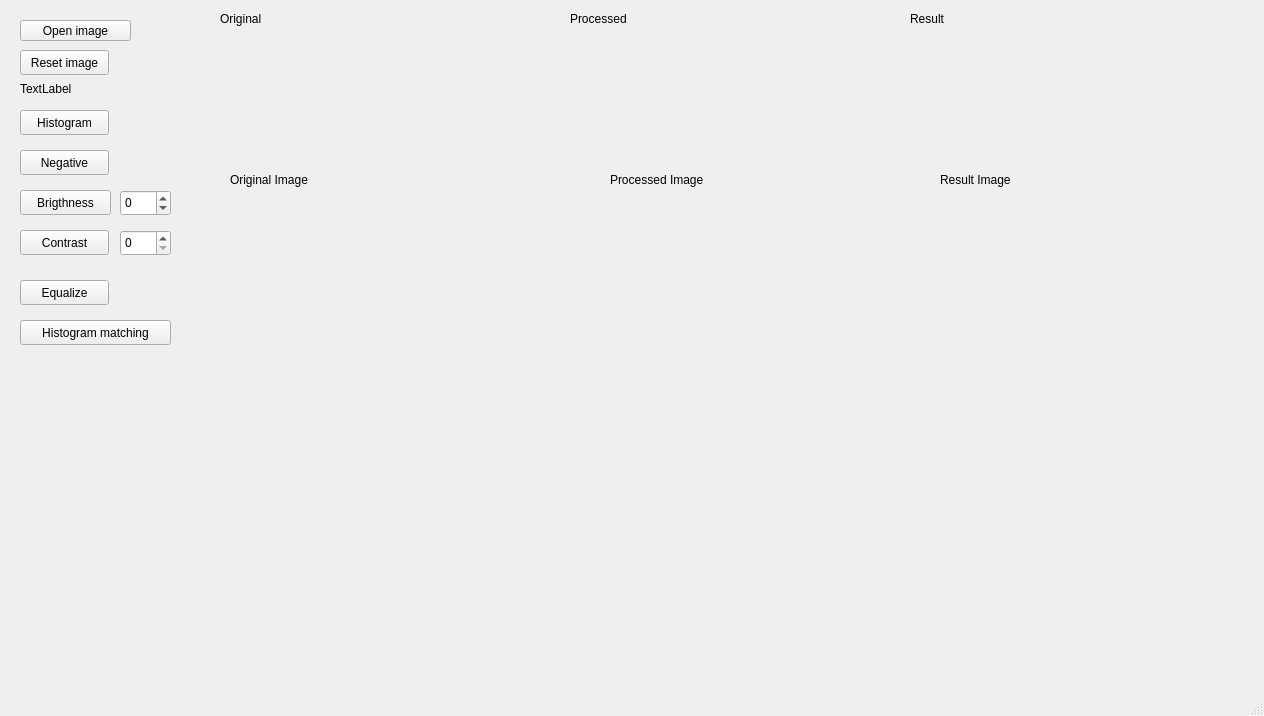
Qt form mainwindow.ui (alumertz/fpi2) before a commit.
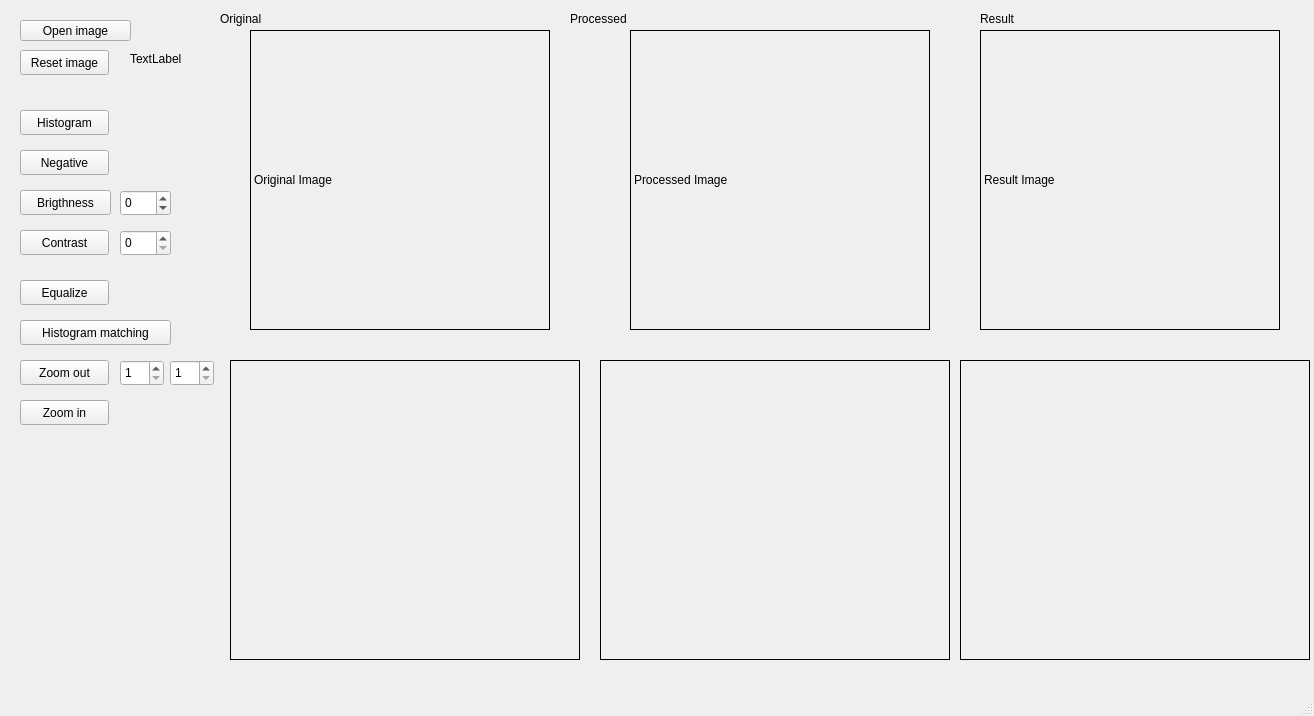
The same form after that commit.

Commit message: Zoom out com bug minimo

What changed in the file:
```diff
--- a/mainwindow.ui
+++ b/mainwindow.ui
@@ -6,7 +6,7 @@
    <rect>
     <x>0</x>
     <y>0</y>
-    <width>1264</width>
+    <width>1314</width>
     <height>716</height>
    </rect>
   </property>
@@ -43,12 +43,15 @@
    <widget class="QLabel" name="oldImage">
     <property name="geometry">
      <rect>
-      <x>230</x>
+      <x>250</x>
       <y>30</y>
       <width>300</width>
       <height>300</height>
      </rect>
     </property>
+    <property name="frameShape">
+     <enum>QFrame::Box</enum>
+    </property>
     <property name="text">
      <string>Original Image</string>
     </property>
@@ -56,12 +59,15 @@
    <widget class="QLabel" name="newImage">
     <property name="geometry">
      <rect>
-      <x>610</x>
+      <x>630</x>
       <y>30</y>
       <width>300</width>
       <height>300</height>
      </rect>
     </property>
+    <property name="frameShape">
+     <enum>QFrame::Box</enum>
+    </property>
     <property name="text">
      <string>Processed Image</string>
     </property>
@@ -146,8 +152,8 @@
    <widget class="QLabel" name="label">
     <property name="geometry">
      <rect>
-      <x>20</x>
-      <y>80</y>
+      <x>130</x>
+      <y>50</y>
       <width>67</width>
       <height>17</height>
      </rect>
@@ -172,23 +178,29 @@
    <widget class="QFrame" name="originalChart">
     <property name="geometry">
      <rect>
-      <x>180</x>
+      <x>230</x>
       <y>360</y>
       <width>350</width>
       <height>300</height>
      </rect>
     </property>
+    <property name="frameShape">
+     <enum>QFrame::Box</enum>
+    </property>
     <layout class="QHBoxLayout" name="horizontalLayout"/>
    </widget>
    <widget class="QFrame" name="newChart">
     <property name="geometry">
      <rect>
-      <x>540</x>
+      <x>600</x>
       <y>360</y>
       <width>350</width>
       <height>300</height>
      </rect>
     </property>
+    <property name="frameShape">
+     <enum>QFrame::Box</enum>
+    </property>
     <layout class="QHBoxLayout" name="horizontalLayout_2"/>
    </widget>
    <widget class="QPushButton" name="equalizeButton">
@@ -233,12 +245,15 @@
    <widget class="QLabel" name="resImage">
     <property name="geometry">
      <rect>
-      <x>940</x>
+      <x>980</x>
       <y>30</y>
       <width>300</width>
       <height>300</height>
      </rect>
     </property>
+    <property name="frameShape">
+     <enum>QFrame::Box</enum>
+    </property>
     <property name="text">
      <string>Result Image</string>
     </property>
@@ -246,18 +261,21 @@
    <widget class="QFrame" name="resChart">
     <property name="geometry">
      <rect>
-      <x>900</x>
+      <x>960</x>
       <y>360</y>
       <width>350</width>
       <height>300</height>
      </rect>
     </property>
+    <property name="frameShape">
+     <enum>QFrame::Box</enum>
+    </property>
     <layout class="QHBoxLayout" name="horizontalLayout_3"/>
    </widget>
    <widget class="QLabel" name="label_4">
     <property name="geometry">
      <rect>
-      <x>910</x>
+      <x>980</x>
       <y>10</y>
       <width>71</width>
       <height>17</height>
@@ -280,6 +298,58 @@
      <string>Histogram matching</string>
     </property>
    </widget>
+   <widget class="QPushButton" name="zoomOutButton">
+    <property name="geometry">
+     <rect>
+      <x>20</x>
+      <y>360</y>
+      <width>89</width>
+      <height>25</height>
+     </rect>
+    </property>
+    <property name="text">
+     <string>Zoom out</string>
+    </property>
+   </widget>
+   <widget class="QSpinBox" name="zoomXbox">
+    <property name="geometry">
+     <rect>
+      <x>120</x>
+      <y>360</y>
+      <width>44</width>
+      <height>26</height>
+     </rect>
+    </property>
+    <property name="minimum">
+     <number>1</number>
+    </property>
+   </widget>
+   <widget class="QSpinBox" name="zoomYbox">
+    <property name="geometry">
+     <rect>
+      <x>170</x>
+      <y>360</y>
+      <width>44</width>
+      <height>26</height>
+     </rect>
+    </property>
+    <property name="minimum">
+     <number>1</number>
+    </property>
+   </widget>
+   <widget class="QPushButton" name="zoomInButton">
+    <property name="geometry">
+     <rect>
+      <x>20</x>
+      <y>400</y>
+      <width>89</width>
+      <height>25</height>
+     </rect>
+    </property>
+    <property name="text">
+     <string>Zoom in</string>
+    </property>
+   </widget>
   </widget>
   <widget class="QMenuBar" name="menubar">
    <property name="geometry">
```
Left out of the diff: 6 changed lines with no effect on the pictures. The commit also changes 4 other files.
